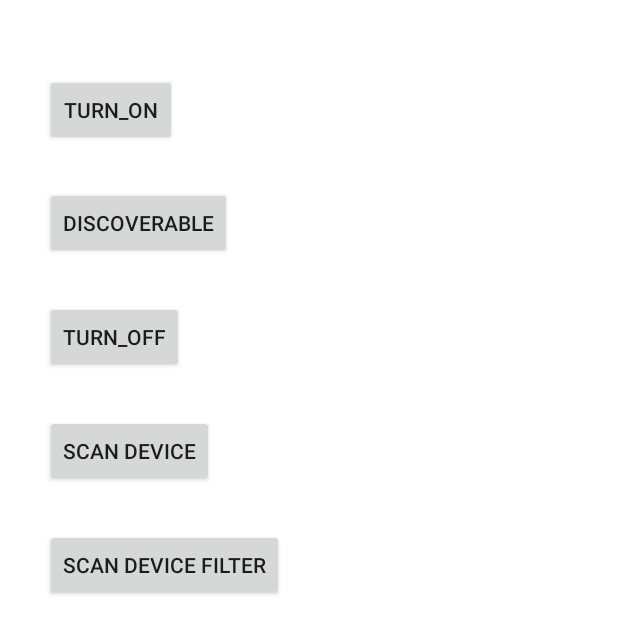
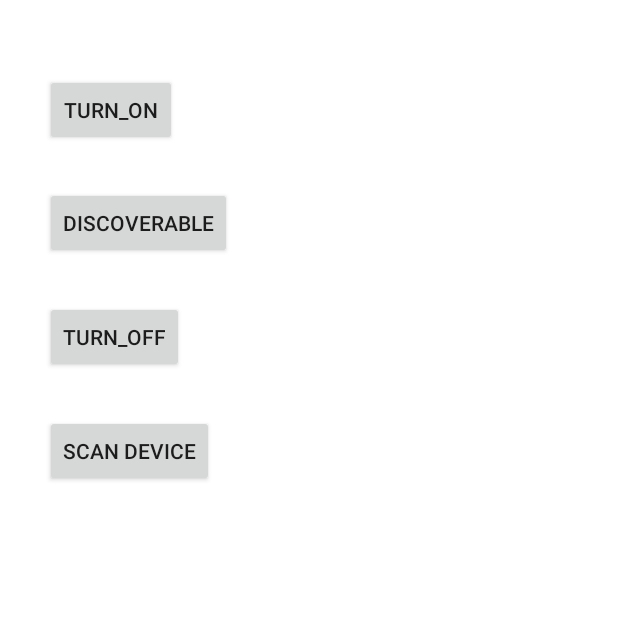
Before and after one commit to sunitawebapp/BluetoothConnect, an Android app: the BleDeviceConnectActivity screen opened directly, with no data from a screen before it, after a tap on "SCAN DEVICE", on a phone screen of 412 x 824 dp. Shown: the top 634 px of the screen. Run offline under Robolectric (Android 15) with nearby library versions, the phone set to English and light mode, and no system bars.

Commit message:
updated 2022.12.16

```diff
--- a/app/src/main/java/com/example/bluetoothconnect/BleDeviceConnect/BleDeviceConnectActivity.kt
+++ b/app/src/main/java/com/example/bluetoothconnect/BleDeviceConnect/BleDeviceConnectActivity.kt
@@ -160,10 +160,6 @@ class BleDeviceConnectActivity : Activity() {
                             }
                             Log.d("advertisementData", "advertisement data: " + scanRecord.serviceUuids   +"  "+ scanRecord.deviceName)
 
-
-
-
-
                             Log.d("device", "onCreate: "+" Device: ${result.device.name}")
                         }
 
@@ -188,7 +184,8 @@ class BleDeviceConnectActivity : Activity() {
 
            //     for (i in tempdevices.indices){
                     filters.add(
-                        ScanFilter.Builder().setServiceUuid(ParcelUuid(UUID.fromString("0000ffe0-0000-1000-8000-00805f9b34fb")),convertFromInteger(0x1800)).build()
+                     //   ScanFilter.Builder().setServiceUuid(ParcelUuid(UUID.fromString("0000ffe0-0000-1000-8000-00805f9b34fb")),convertFromInteger(0x1800)).build()
+                                ScanFilter.Builder().setServiceUuid(ParcelUuid(UUID.fromString("0000ffe0-0000-1000-8000-00805f9b34fb"))).build()
 
                     )
               //  }
--- a/app/src/main/res/layout/activity_ble_device_connect.xml
+++ b/app/src/main/res/layout/activity_ble_device_connect.xml
@@ -50,7 +50,8 @@
         android:layout_alignLeft="@+id/button4"
         android:layout_below="@+id/button4"
         android:layout_marginTop="28dp"
-        android:text="Scan Device Filter" />
+        android:text="Scan Device Filter"
+        android:visibility="gone"/>
 
     <ListView
         android:id="@+id/printers"
```
